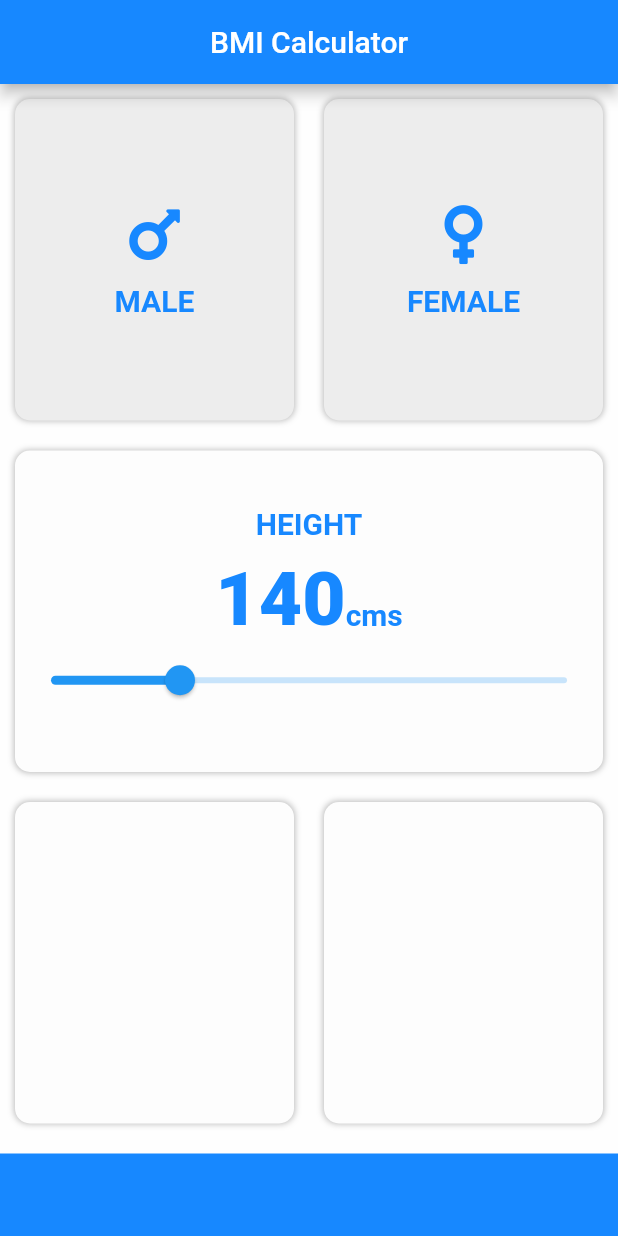
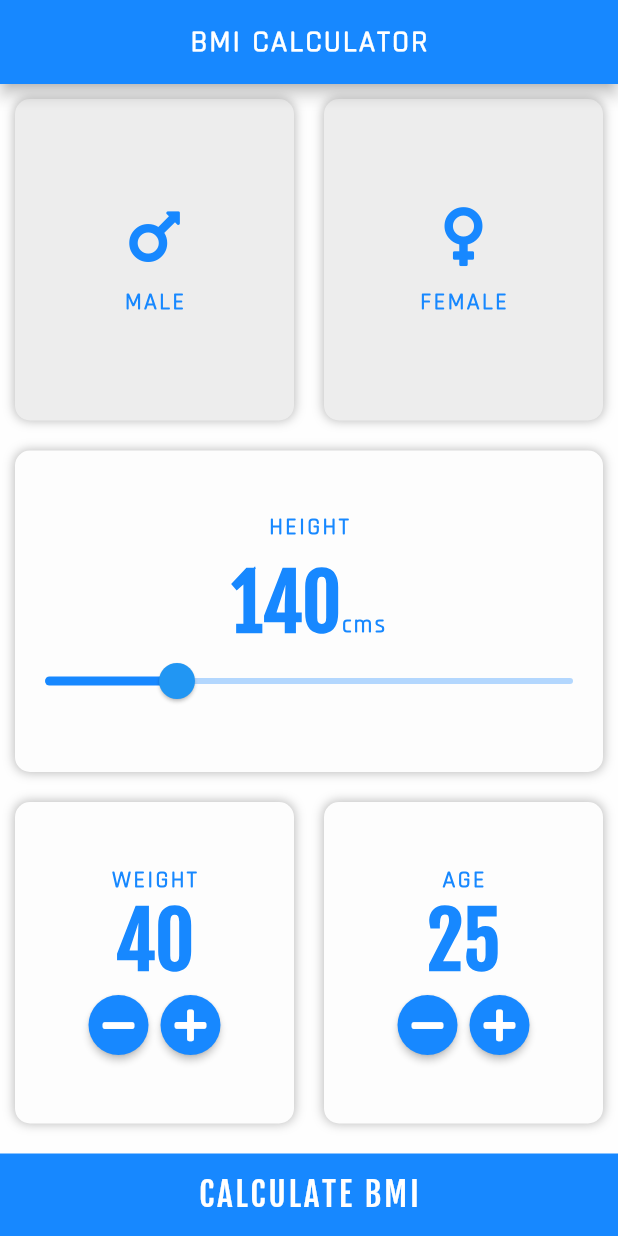
Before and after one commit to jagadeeshmv90/bmi-Calculator-Flutter, a Flutter app: the screen it shows after launch, on a phone screen of 412 x 824 dp. Run offline on Flutter 3.47's test engine with Material 2 defaults, Android fonts, the phone set to English and light mode, and no system bars; our stand-ins replace font_awesome_flutter.

Commit message:
Final Commit

```diff
--- a/lib/bmi_app.dart
+++ b/lib/bmi_app.dart
@@ -1,8 +1,12 @@
+import 'package:bmi_calculator/results_page.dart';
+import 'package:flutter/cupertino.dart';
 import 'package:flutter/material.dart';
 import 'package:font_awesome_flutter/font_awesome_flutter.dart';
 import 'reusable_card.dart';
 import 'icon_text_box.dart';
 import 'constants.dart';
+import 'bottom_buttonBar.dart';
+import 'bmi_calculator_brain.dart';
 
 class MyBMIApp extends StatefulWidget {
   @override
@@ -22,10 +26,21 @@ class _MyBMIAppState extends State<MyBMIApp> {
 //  }
   Gender selectedGender;
   int heightInt = 140;
+  int weightInt = 40;
+  int ageInt = 25;
 
   @override
   Widget build(BuildContext context) {
-    return Column(
+    return  Scaffold(
+        appBar: AppBar(
+        title: Center(
+        child: Text(
+        'BMI CALCULATOR', style: kAppBarTextStyle,
+    ),
+    ),
+    ),
+    body: Column(
+      crossAxisAlignment: CrossAxisAlignment.stretch,
       children: <Widget>[
         Expanded(
           //First Row
@@ -91,37 +106,121 @@ class _MyBMIAppState extends State<MyBMIApp> {
                   ),
                 ],
               ),
-              Slider(
-                value: heightInt.toDouble(),
-                min: 120.0,
-                max: 200.0,
-                onChanged: (double newValue){
-                  setState(() {
-                    heightInt = newValue.round();
-                  });
-
-                },
+              SliderTheme(
+                data: SliderTheme.of(context).copyWith(
+                  activeTrackColor: kBigButtonColor,
+                  inactiveTrackColor: Color(0x521788ff),
+                  overlayColor: Color(0x291788ff),
+                  thumbShape: RoundSliderThumbShape(enabledThumbRadius: 12.0),
+                  overlayShape: RoundSliderOverlayShape(overlayRadius: 20.0),
+                ),
+                child: Slider(
+                  value: heightInt.toDouble(),
+                  min: 120.0,
+                  max: 200.0,
+                  onChanged: (double newValue) {
+                    setState(() {
+                      heightInt = newValue.round();
+                    });
+                  },
+                ),
               )
             ],
           ),
         )), // FullWidth Row
+
         Expanded(
-          //Bottom Row
           child: Row(
             children: [
-              Expanded(child: ReusableCard(colour: kActiveColor)),
-              Expanded(child: ReusableCard(colour: kActiveColor)),
+              Expanded(
+                child: ReusableCard(
+                  colour: kActiveColor,
+                  cardChild: Column(
+                    mainAxisAlignment: MainAxisAlignment.center,
+                    children: [
+                      Text(
+                        'WEIGHT',
+                        style: kSmallLabelStyle,
+                      ),
+                      Text(
+                        weightInt.toString(),
+                        style: kHeavyLabelStyle,
+                      ),
+                      Row(
+                        mainAxisAlignment: MainAxisAlignment.center,
+                        children: [
+                          RoundIconButton(
+                            icon: FontAwesomeIcons.minus,
+                            tweakFn: () {
+                              setState(() {
+                                weightInt--;
+                              });
+                            },
+                          ),
+                          RoundIconButton(
+                            icon: FontAwesomeIcons.plus,
+                            tweakFn: () {
+                              setState(() {
+                                weightInt++;
+                              });
+                            },
+                          )
+                        ],
+                      ),
+                    ],
+                  ),
+                ),
+              ),
+              Expanded(
+                child: ReusableCard(
+                  colour: kActiveColor,
+                  cardChild: Column(
+                    mainAxisAlignment: MainAxisAlignment.center,
+                    children: [
+                      Text(
+                        'AGE',
+                        style: kSmallLabelStyle,
+                      ),
+                      Text(
+                        ageInt.toString(),
+                        style: kHeavyLabelStyle,
+                      ),
+                      Row(
+                        mainAxisAlignment: MainAxisAlignment.center,
+                        children: [
+                          RoundIconButton(icon: FontAwesomeIcons.minus, tweakFn: (){
+                            setState(() {
+                              ageInt--;
+                            });
+                          },),
+                          RoundIconButton(icon: FontAwesomeIcons.plus, tweakFn: (){
+                            setState(() {
+                              ageInt++;
+                            });
+                          },),
+                        ],
+                      )
+                    ],
+                  ),
+                ),
+              ),
             ],
           ),
         ),
-        Container(
-          color: kBlueButtonColor,
-          width: double.infinity,
-          height: kBlueButtonHeight,
-          margin: EdgeInsets.only(top: 10.0),
-        ),
+
+        BottomButton(buttonText: 'CALCULATE BMI', buttonFunction: (){
+          BMIBrain bmiBrain = BMIBrain(heightInt: heightInt, weightInt: weightInt);
+          Navigator.push(context,
+          MaterialPageRoute(
+            builder: (context) => ResultsPage(
+              bmiResult: bmiBrain.bmiCalculator(),
+              resultText: bmiBrain.getResults(),
+              bmiOpinion: bmiBrain.getOpinion(),
+            ),
+          ));
+        },),
       ],
-    );
+    ), );
   }
 }
 
--- /dev/null
+++ b/lib/bottom_buttonBar.dart
@@ -0,0 +1,24 @@
+import 'package:flutter/material.dart';
+import 'constants.dart';
+class BottomButton extends StatelessWidget {
+  BottomButton({@required this.buttonText, @required this.buttonFunction});
+  final String buttonText;
+  final Function buttonFunction;
+  @override
+  Widget build(BuildContext context) {
+    return GestureDetector(
+      onTap: buttonFunction,
+      child: Container(
+        child: Center(
+          child: Text(
+              buttonText, style: kButtonTextStyle),
+        ),
+        padding: EdgeInsets.symmetric(vertical: 10.0),
+        color: kBigButtonColor,
+        width: double.infinity,
+        height: kBigButtonHeight,
+        margin: EdgeInsets.only(top: 10.0),
+      ),
+    );
+  }
+}
--- a/lib/constants.dart
+++ b/lib/constants.dart
@@ -1,27 +1,67 @@
+import 'package:flutter/cupertino.dart';
 import 'package:flutter/material.dart';
 
+const primaryHeaderColor = Color(0xFF1788ff);
+const scaffoldColor = Color(0xFFFEFEFE);
 const kActiveColor = Color(0xFFFDFDFD);
 const kInactiveColor = Color(0xFFEDEDED);
-const kBlueButtonColor = Color(0xFF1788ff);
-const kBlueButtonHeight = 55.0;
+const kBigButtonColor = Color(0xFF1788ff);
+const kBigButtonHeight = 55.0;
 const kDarkTextColor = Color(0xFF1E1E1E);
-const kBlueTextColor = Color(0xFF1788ff);
+const kTextColor = Color(0xFF1788ff);
 const kSmallLabelStyle = TextStyle(
-  color: kBlueTextColor,
-  fontSize: 20.0,
+  color: kTextColor,
+  fontFamily: 'Rajdhani',
+  fontSize: 16.0,
+  letterSpacing: 1.6,
+  fontWeight: FontWeight.w600,
+);
+
+const kAppBarTextStyle = TextStyle(
+  fontFamily: 'Rajdhani',
+  color: Colors.white,
+  fontWeight: FontWeight.w700,
+  letterSpacing: 1.6,
+);
+
+const kHeavyLabelStyle = TextStyle(
+  fontSize: 50.0,
+  fontFamily: 'FjallaOne',
+  fontWeight: FontWeight.w900,
+  color: kTextColor,
+);
+
+const kButtonTextStyle = TextStyle(
+  fontSize: 22.0,
+  fontFamily: 'FjallaOne',
+  color: Colors.white,
+  letterSpacing: 1.8,
+);
+
+const kBMIDisplayStyle = TextStyle(
+  fontFamily: 'FjallaOne',
+  fontSize: 30.0,
+  color: kBigButtonColor,
+);
+
+const kBMIResultDisplayStyle = TextStyle(
+  fontSize: 80.0,
+  color: kBigButtonColor,
   fontWeight: FontWeight.bold,
+  fontFamily: 'FjallaOne'
+);
+
+const kBMIDescriptionStyle = TextStyle(
+  fontSize: 22.0,
+  fontFamily: 'Rajdhani',
+  color: kBigButtonColor,
+  fontWeight: FontWeight.bold
 );
 
 const kSubtleShadow = [
   BoxShadow(
     color: Color(0xFFBBBBBB),
-    blurRadius: 3.0,
-    spreadRadius: 0.2,
+    blurRadius: 5.0,
+    spreadRadius: 0.02,
   ),
 ];
-
-const kHeavyLabelStyle = TextStyle(
-  fontSize: 50.0,
-  fontWeight: FontWeight.w900,
-  color: kBlueTextColor,
-);
--- a/lib/icon_text_box.dart
+++ b/lib/icon_text_box.dart
@@ -14,7 +14,7 @@ class IconTextBox extends StatelessWidget {
         Icon(
           iconContent,
           size: 45.0,
-          color: kBlueButtonColor,
+          color: kBigButtonColor,
         ),
         SizedBox(
           height: 10.0,
@@ -27,3 +27,25 @@ class IconTextBox extends StatelessWidget {
     );
   }
 }
+
+
+class RoundIconButton extends StatelessWidget {
+  RoundIconButton({this.icon, this.tweakFn});
+  final IconData icon;
+  final Function tweakFn;
+  @override
+  Widget build(BuildContext context) {
+    return RawMaterialButton(
+      onPressed: tweakFn,
+      shape: CircleBorder(),
+      fillColor: kBigButtonColor,
+      constraints: BoxConstraints.tightFor(
+        width: 40.0,
+        height: 40.0,
+      ),
+      child: Icon(
+        icon,
+      ),
+    );
+  }
+}
```
Also changed, not shown: lib/bmi_calculator_brain.dart (added, +35 -0 lines), lib/main.dart (+7 -21 lines), lib/results_page.dart (added, +58 -0 lines), pubspec.yaml (+8 -0 lines), fonts/FjallaOne.ttf (added), fonts/Rajdhani.ttf (added).
